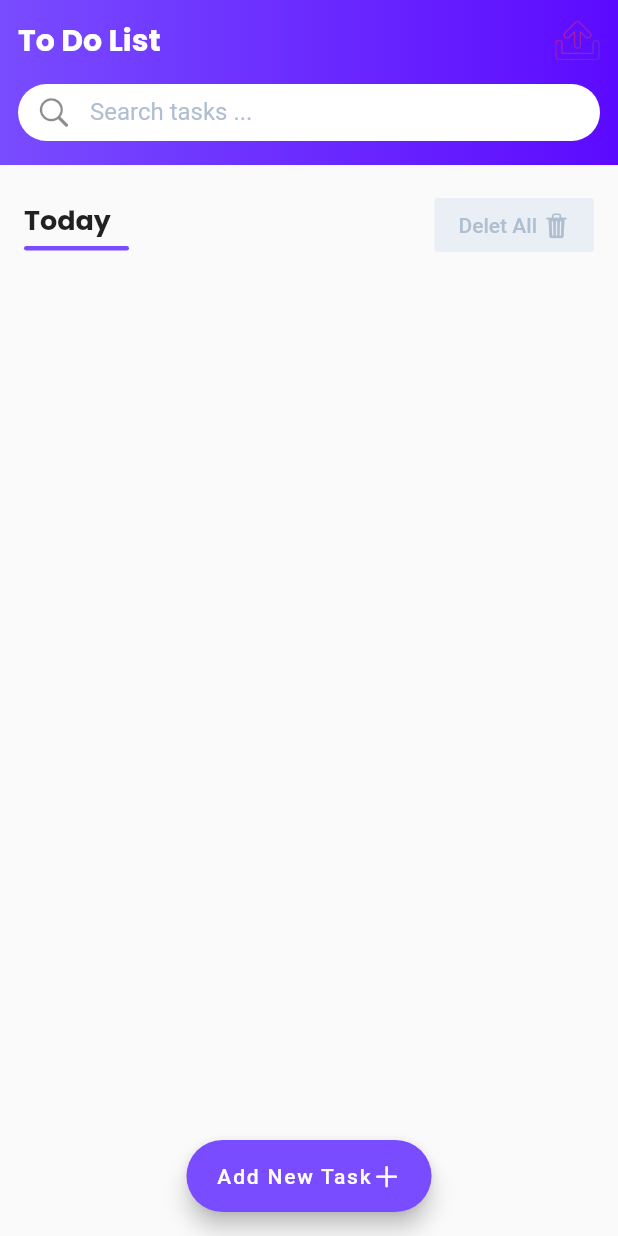
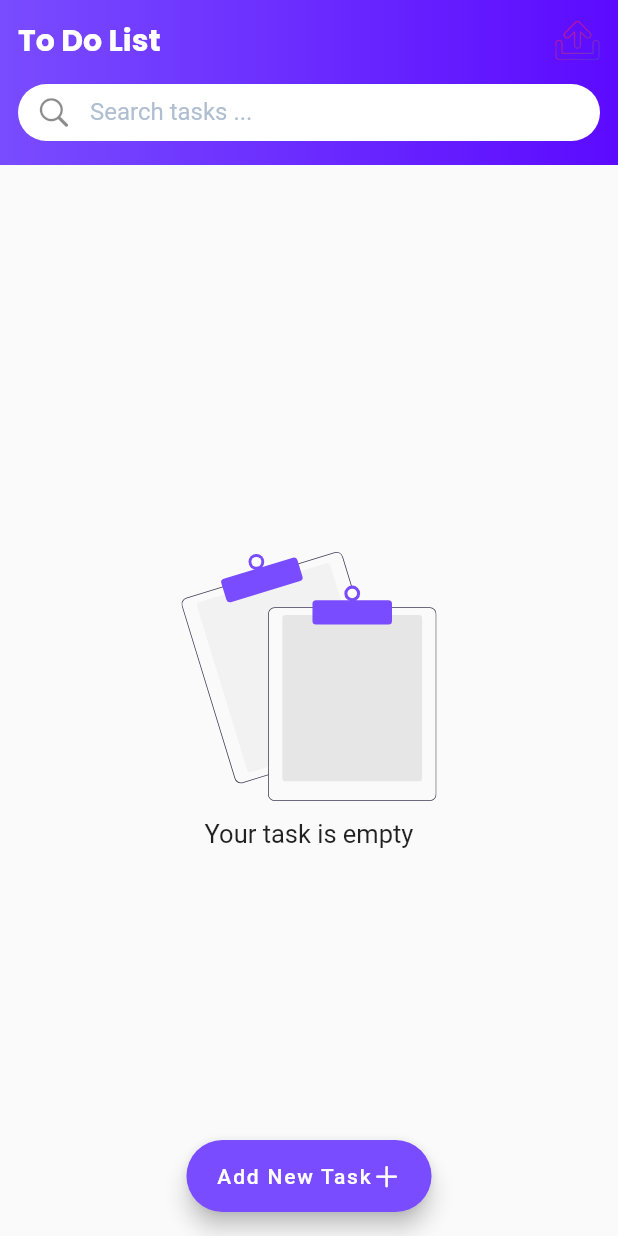
Before and after one commit to Ahmadreza-Ahmadzadeh/To_Do_List, a Flutter app: the screen it shows after launch, on a phone screen of 412 x 824 dp. Run offline on Flutter 3.47's test engine with Material 2 defaults, Android fonts, the phone set to English and light mode, and no system bars; our stand-ins replace flutter_svg, google_fonts, hive, hive_flutter; accounts and stored records are empty.

Commit message:
Add Empty State

```diff
--- a/lib/main.dart
+++ b/lib/main.dart
@@ -1,6 +1,7 @@
 import 'package:flutter/cupertino.dart';
 import 'package:flutter/material.dart';
 import 'package:flutter/services.dart';
+import 'package:flutter_svg/flutter_svg.dart';
 import 'package:google_fonts/google_fonts.dart';
 import 'package:hive_flutter/hive_flutter.dart';
 import 'package:to_do_list/data.dart';
@@ -153,6 +154,7 @@ class HomeScreen extends StatelessWidget {
               child: ValueListenableBuilder<Box<TaskEntity>>(
                 valueListenable: box.listenable(),
                 builder: (context, box, child) {
+                  if (box.isNotEmpty) {
                     return ListView.builder(
                       physics: const BouncingScrollPhysics(),
                       padding: const EdgeInsets.fromLTRB(16, 16, 16, 100),
@@ -187,6 +189,7 @@ class HomeScreen extends StatelessWidget {
                                   elevation: 0,
                                   textColor: secondaryTextColor,
                                   onPressed: () {
+                                    box.clear();
                                   },
                                   child: const Row(
                                     children: [
@@ -205,11 +208,15 @@ class HomeScreen extends StatelessWidget {
                             ),
                           );
                         } else {
-                        final TaskEntity task = box.values.toList()[index - 1];
+                          final TaskEntity task =
+                              box.values.toList()[index - 1];
                           return TaskItem(task: task);
                         }
                       },
                     );
+                  } else {
+                    return EmptyState();
+                  }
                 },
               ),
             ),
@@ -338,3 +345,21 @@ class MyCheckBox extends StatelessWidget {
     );
   }
 }
+
+class EmptyState extends StatelessWidget {
+  const EmptyState({super.key});
+
+  @override
+  Widget build(BuildContext context) {
+    return Column(
+      mainAxisAlignment: MainAxisAlignment.center,
+      children: [
+        SvgPicture.asset('assets/empty_state.svg',width: 170,),
+        SizedBox(
+          height: 12,
+        ),
+        Text('Your task is empty',style: TextStyle(fontSize: 17),)
+      ],
+    );
+  }
+}
--- a/pubspec.yaml
+++ b/pubspec.yaml
@@ -38,6 +38,7 @@ dependencies:
   hive: ^2.2.3
   hive_flutter: ^1.1.0
   google_fonts: ^4.0.4
+  flutter_svg: ^2.0.5
 
 dev_dependencies:
   flutter_test:
@@ -66,7 +67,7 @@ flutter:
 
   # To add assets to your application, add an assets section, like this:
   assets:
-    - assets/share.png
+    - assets/
   #   - images/a_dot_ham.jpeg
 
   # An image asset can refer to one or more resolution-specific "variants", see
```
Also changed, not shown: assets/empty_state.svg (added), pubspec.lock. Lines whose indentation alone changed are shown as unchanged.
